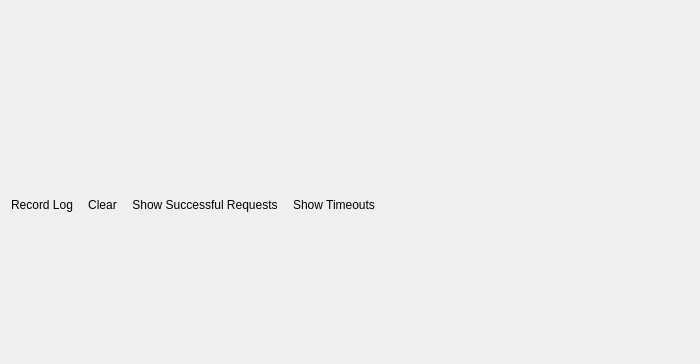
Above: src/ui/qgsnetworkloggerpanelbase.ui from carsmie/QGIS before the change; both pictures show x 0 to 700 and y 0 to 364 of the 700 by 629 pixel window. Below: the same form after it.
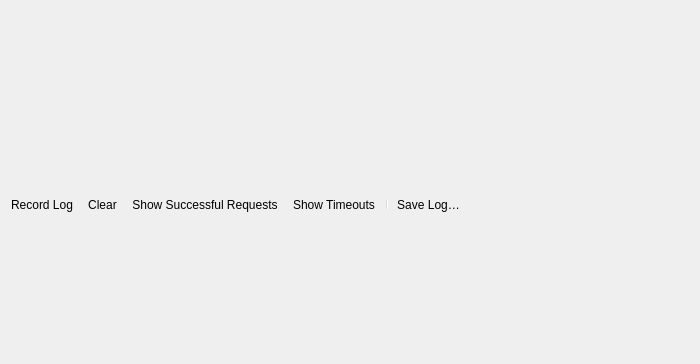
That is the form after the change. Icons and pictures are not drawn. Custom widgets are drawn as their Qt base class.

Commit message:
[FEATURE] Add "Save Log to File" action for network logger
Comes with a big warning to users that the log is sensitive and
should be treated as confidential

```diff
--- a/src/ui/qgsnetworkloggerpanelbase.ui
+++ b/src/ui/qgsnetworkloggerpanelbase.ui
@@ -41,6 +41,8 @@
      <addaction name="mActionClear"/>
      <addaction name="mActionShowSuccessful"/>
      <addaction name="mActionShowTimeouts"/>
+     <addaction name="separator"/>
+     <addaction name="mActionSaveLog"/>
     </widget>
    </item>
    <item>
@@ -103,6 +105,15 @@
     <string>Show Timeouts</string>
    </property>
   </action>
+  <action name="mActionSaveLog">
+   <property name="icon">
+    <iconset resource="../../images/images.qrc">
+     <normaloff>:/images/themes/default/mActionFileSave.svg</normaloff>:/images/themes/default/mActionFileSave.svg</iconset>
+   </property>
+   <property name="text">
+    <string>Save Log…</string>
+   </property>
+  </action>
  </widget>
  <customwidgets>
   <customwidget>
```
The commit also changes 3 other files.
